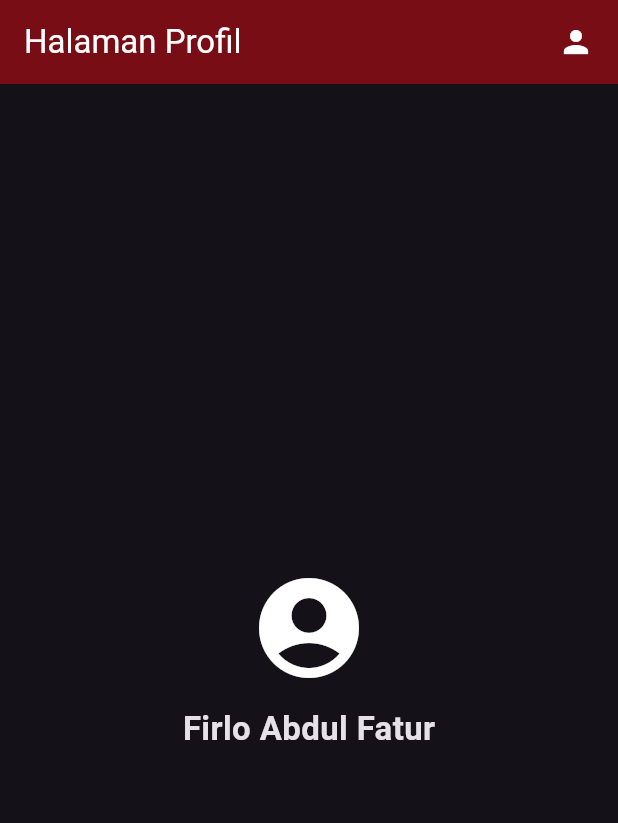
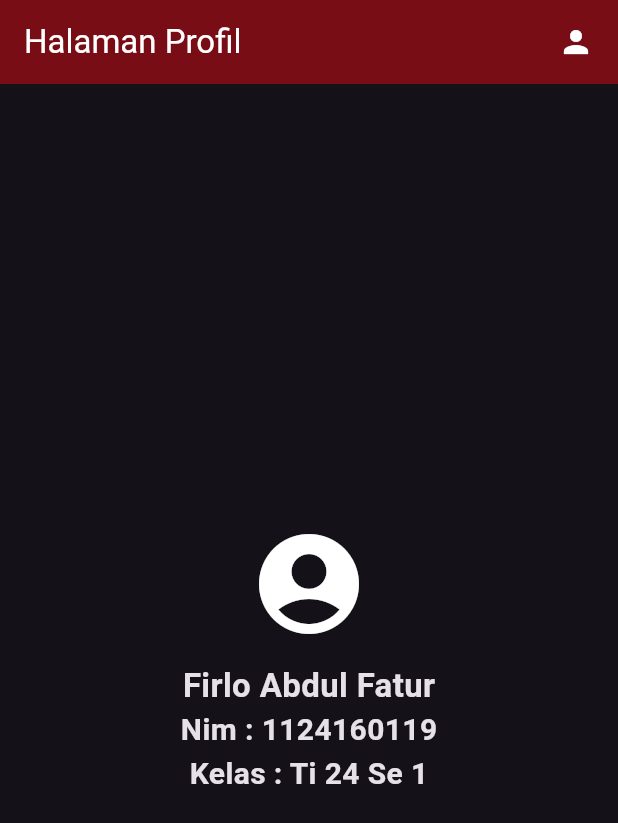
Before and after one commit to firloabdh-dot/latihan05_aplikasimobile, a Flutter app: the screen it shows after launch, on a phone screen of 412 x 824 dp. Shown: the top 823 px of the screen. Run offline on Flutter 3.47's test engine with Material 3 defaults, Android fonts, the phone set to English and light mode, and no system bars.

Commit message:
bingung nambahin teks aja lah yg penting commit

```diff
--- a/lib/main.dart
+++ b/lib/main.dart
@@ -81,6 +81,20 @@ class ProfilePage extends StatelessWidget {
                 fontWeight: FontWeight.w600,
               ),
             ),
+            Text(
+              'Nim : 1124160119',
+              style: TextStyle(
+                fontSize: 20,
+                fontWeight: FontWeight.w600,
+              ),
+            ),
+            Text(
+              'Kelas : Ti 24 Se 1',
+              style: TextStyle(
+                fontSize: 20,
+                fontWeight: FontWeight.w600
+              ),
+            ),
           ],
         ),
       ),
```
